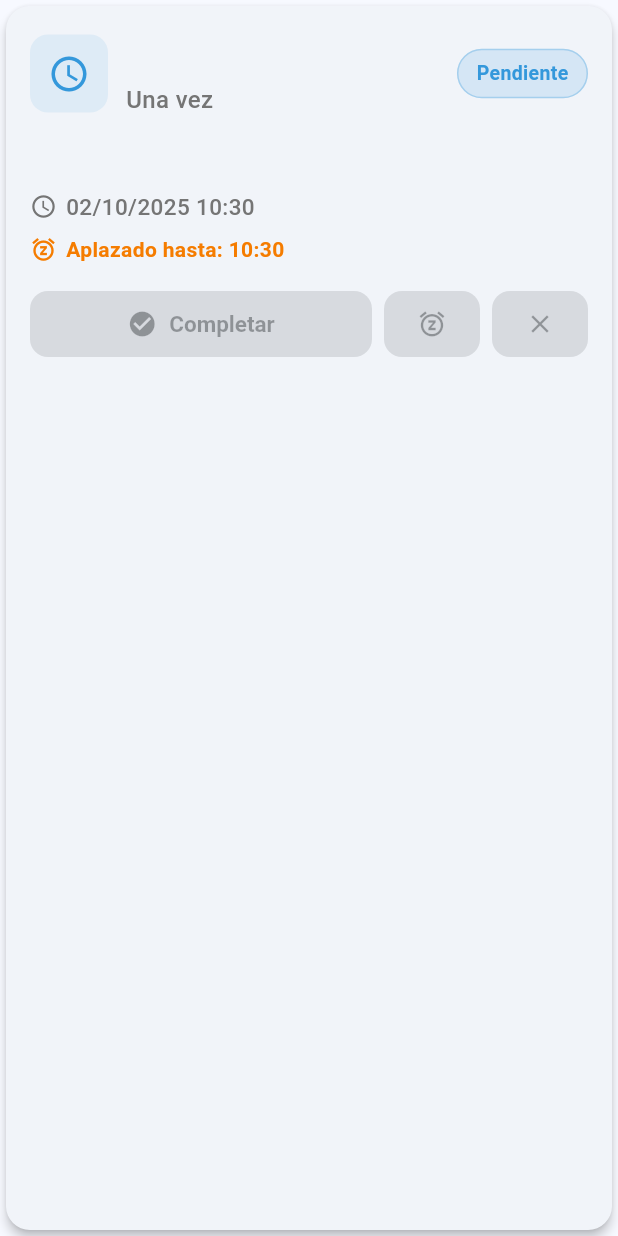
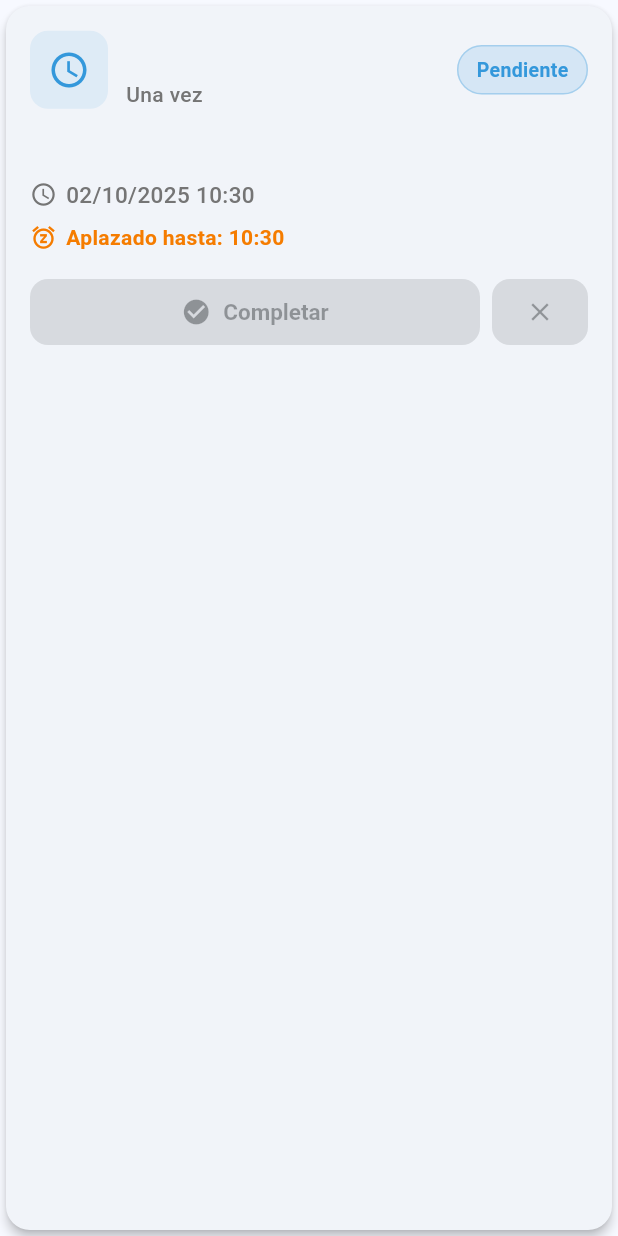
Before and after one commit to carlossalinasmorales/posture-reminder-mobile-app, a Flutter app: the ReminderCard widget shown alone on an empty page, opened directly with empty values, on a phone screen of 412 x 824 dp. Run offline on Flutter 3.47's test engine with Material 3 defaults, Android fonts, the phone set to English and light mode, and no system bars; our stand-ins replace cloud_firestore, dartz, equatable, firebase_auth, firebase_core, flutter_bloc and 5 more; accounts and stored records are empty.

Commit message:
Quitada funcionalidad aplaar desde card

```diff
--- a/lib/presentation/screens/my_reminders_screen.dart
+++ b/lib/presentation/screens/my_reminders_screen.dart
@@ -163,10 +163,7 @@ class _MyRemindersScreenState extends State<MyRemindersScreen> {
                                 onComplete: () => context
                                     .read<ReminderBloc>()
                                     .add(CompleteReminder(reminder.id)),
-                                onPostpone: () => context
-                                    .read<ReminderBloc>()
-                                    .add(PostponeReminder(reminder.id,
-                                        const Duration(minutes: 5))),
+                                onPostpone: null,
                                 onSkip: () => context
                                     .read<ReminderBloc>()
                                     .add(SkipReminder(reminder.id)),
--- a/lib/presentation/widgets/reminder_card.dart
+++ b/lib/presentation/widgets/reminder_card.dart
@@ -5,7 +5,7 @@ import '../../domain/entities/reminder.dart';
 class ReminderCard extends StatelessWidget {
   final Reminder reminder;
   final VoidCallback? onComplete;
-  final VoidCallback? onPostpone;
+  final VoidCallback? onPostpone; // Se mantiene pero no se usa en el card
   final VoidCallback? onSkip;
   final VoidCallback? onEdit;
   final VoidCallback? onDelete;
@@ -44,7 +44,7 @@ class ReminderCard extends StatelessWidget {
                         Text(
                           reminder.title,
                           style: const TextStyle(
-                            fontSize: 22,
+                            fontSize: 20,
                             fontWeight: FontWeight.bold,
                             color: Color(0xFF2C3E50),
                           ),
@@ -53,7 +53,7 @@ class ReminderCard extends StatelessWidget {
                         Text(
                           _getFrequencyText(),
                           style: TextStyle(
-                            fontSize: 16,
+                            fontSize: 14,
                             color: Colors.grey[600],
                             fontWeight: FontWeight.w500,
                           ),
@@ -68,7 +68,7 @@ class ReminderCard extends StatelessWidget {
               Text(
                 reminder.description,
                 style: TextStyle(
-                  fontSize: 18,
+                  fontSize: 16,
                   color: Colors.grey[700],
                   height: 1.4,
                 ),
@@ -135,22 +135,6 @@ class ReminderCard extends StatelessWidget {
                           ),
                         ),
                       ),
-                    ),
-                    const SizedBox(width: 8),
-                    ElevatedButton(
-                      onPressed: onPostpone,
-                      style: ElevatedButton.styleFrom(
-                        backgroundColor: const Color(0xFFF39C12),
-                        foregroundColor: Colors.white,
-                        padding: const EdgeInsets.symmetric(
-                          horizontal: 16,
-                          vertical: 12,
-                        ),
-                        shape: RoundedRectangleBorder(
-                          borderRadius: BorderRadius.circular(12),
-                        ),
-                      ),
-                      child: const Icon(Icons.snooze, size: 20),
                     ),
                     const SizedBox(width: 8),
                     ElevatedButton(
@@ -223,7 +207,7 @@ class ReminderCard extends StatelessWidget {
     return Container(
       padding: const EdgeInsets.all(12),
       decoration: BoxDecoration(
-        color: color.withValues(alpha: 0.1),
+        color: color.withOpacity(0.1),
         borderRadius: BorderRadius.circular(12),
       ),
       child: Icon(icon, color: color, size: 28),
@@ -256,9 +240,9 @@ class ReminderCard extends StatelessWidget {
     return Container(
       padding: const EdgeInsets.symmetric(horizontal: 12, vertical: 6),
       decoration: BoxDecoration(
-        color: color.withValues(alpha: 0.15),
+        color: color.withOpacity(0.15),
         borderRadius: BorderRadius.circular(20),
-        border: Border.all(color: color.withValues(alpha: 0.3)),
+        border: Border.all(color: color.withOpacity(0.3)),
       ),
       child: Text(
         text,
```
Also changed, not shown: lib/data/datasources/notification_service.dart (+24 -29 lines), lib/main.dart (+32 -21 lines), lib/presentation/bloc/reminder_bloc.dart (+43 -26 lines).
